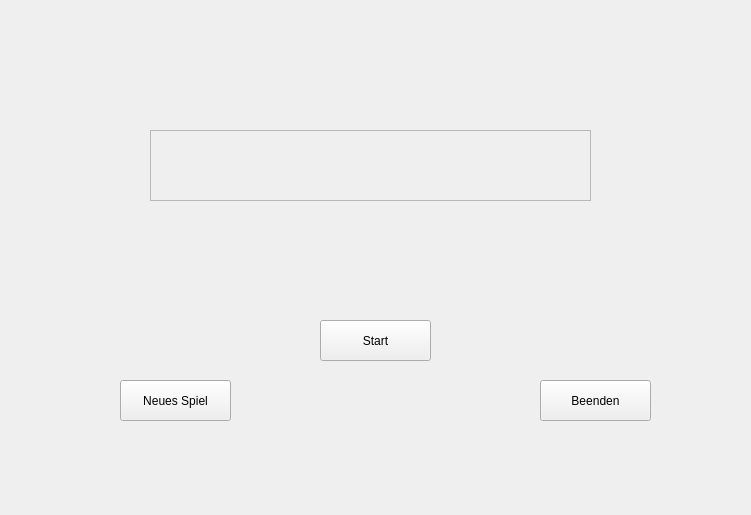
Qt form endview.ui (1mp4ct/WWM) before a commit.
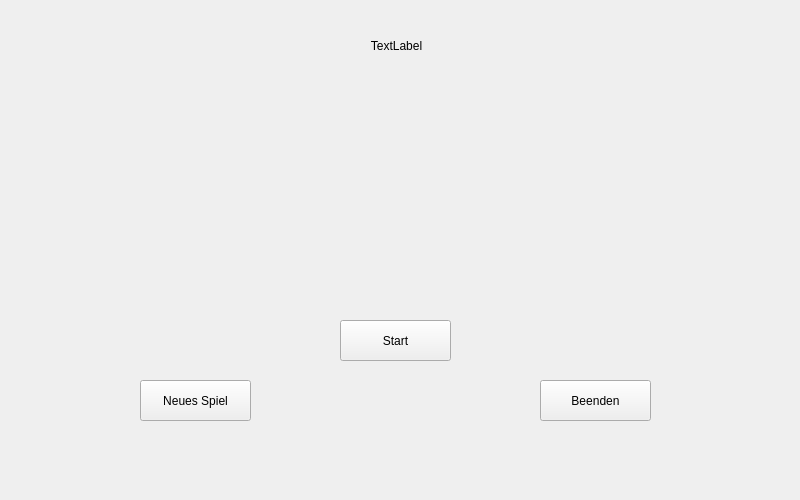
The same form after that commit.

```diff
--- a/endview.ui
+++ b/endview.ui
@@ -6,8 +6,8 @@
    <rect>
     <x>0</x>
     <y>0</y>
-    <width>751</width>
-    <height>515</height>
+    <width>800</width>
+    <height>500</height>
    </rect>
   </property>
   <property name="windowTitle">
@@ -16,7 +16,7 @@
   <widget class="QPushButton" name="newGameButton">
    <property name="geometry">
     <rect>
-     <x>120</x>
+     <x>140</x>
      <y>380</y>
      <width>111</width>
      <height>41</height>
@@ -29,7 +29,7 @@
   <widget class="QPushButton" name="startButton">
    <property name="geometry">
     <rect>
-     <x>320</x>
+     <x>340</x>
      <y>320</y>
      <width>111</width>
      <height>41</height>
@@ -52,18 +52,21 @@
     <string>Beenden</string>
    </property>
   </widget>
-  <widget class="QTextEdit" name="endText">
-   <property name="enabled">
-    <bool>false</bool>
-   </property>
+  <widget class="QLabel" name="endText">
    <property name="geometry">
     <rect>
-     <x>150</x>
-     <y>130</y>
-     <width>441</width>
-     <height>71</height>
+     <x>216</x>
+     <y>20</y>
+     <width>361</width>
+     <height>51</height>
     </rect>
    </property>
+   <property name="text">
+    <string>TextLabel</string>
+   </property>
+   <property name="alignment">
+    <set>Qt::AlignCenter</set>
+   </property>
   </widget>
  </widget>
  <resources/>
```
